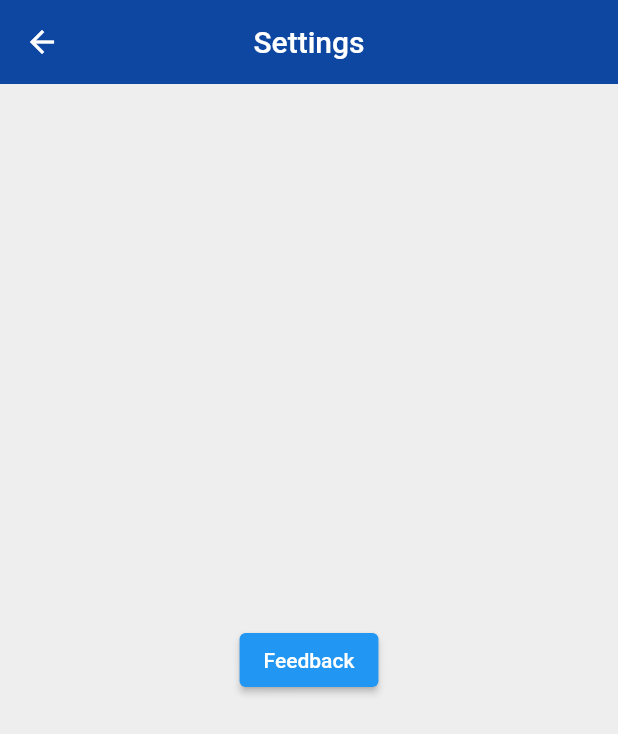
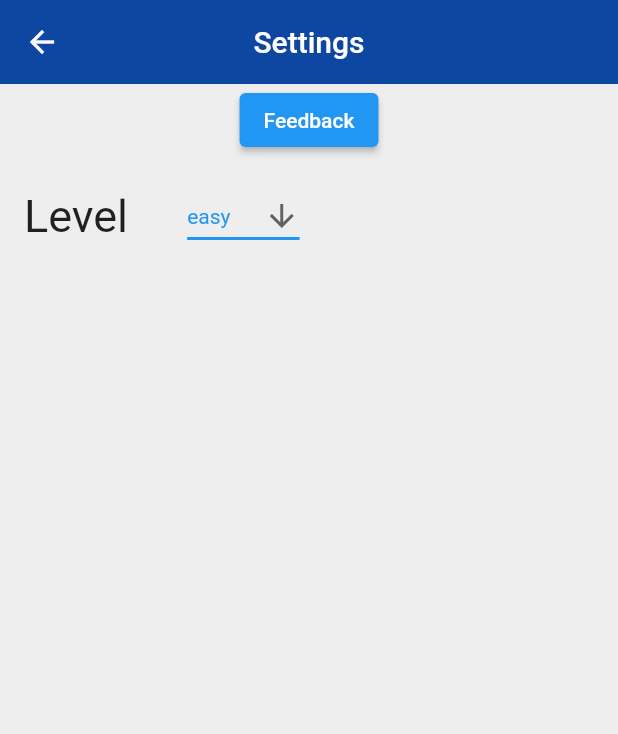
Before and after one commit to KristijanHorvat/KaladontGame, a Flutter app: the screen it shows after launch, after a tap on "Postavke", on a phone screen of 412 x 824 dp. Shown: the top 734 px of the screen. Run offline on Flutter 3.47's test engine with Material 2 defaults, Android fonts, the phone set to English and light mode, and no system bars; our stand-ins replace cloud_firestore, firebase_core; missing offline and left inert: dart:ffi; accounts and stored records are empty.

Commit message:
commit da vidimo jel radi

```diff
--- a/lib/GameAccessories.dart
+++ b/lib/GameAccessories.dart
@@ -2,6 +2,7 @@ import 'dart:math';
 //import 'package:first_app/txtLoader.dart';
 //import 'package:first_app/txtLoaderMore50KWords.dart';
 import 'package:first_app/allWords200K.dart';
+import 'package:first_app/levelChoose.dart';
 
 //List<String> arrayOfWords = ['argument', 'kaladont', 'auto', 'brod', 'komp', 'cement', 'bolesnik', 'kuhar', 'laptop', 'škola', 'miš', 'okej'];
 //List<String> arrayOfWords = ['ljekarna', "meljo", "maslac", 'kenjo', 'pedžo', 'sero', 'rogonja', 'našice', 'ljopata', 'džopa', 'njopa', 'pas'];
--- /dev/null
+++ b/lib/levelChoose.dart
@@ -0,0 +1,49 @@
+import 'package:flutter/material.dart';
+
+const List<String> list = <String>['easy', 'medium', 'hard'];
+
+class LevelChoose extends StatefulWidget {
+  const LevelChoose({Key? key}) : super(key: key);
+
+  @override
+  State<LevelChoose> createState() => _State();
+}
+
+String holder = "easy";
+String getLevel(){
+  return holder;
+}
+
+class _State extends State<LevelChoose> {
+  String dropdownValue = holder;
+  void getDropDownItem(){
+    holder = dropdownValue ;
+    print("getdrop "+dropdownValue);
+  }
+  @override
+  Widget build(BuildContext context) {
+    return DropdownButton<String>(
+      value: dropdownValue,
+      icon: const Icon(Icons.arrow_downward),
+      elevation: 16,
+      style: const TextStyle(color: Colors.blue),
+      underline: Container(
+        height: 2,
+        color: Colors.blue,
+      ),
+      onChanged: (String? value) {
+        // This is called when the user selects an item.
+        setState(() {
+          dropdownValue = value!;
+          getDropDownItem();
+        });
+      },
+      items: list.map<DropdownMenuItem<String>>((String value) {
+        return DropdownMenuItem<String>(
+          value: value,
+          child: Text(value),
+        );
+      }).toList(),
+    );
+  }
+}
--- a/lib/pages/home.dart
+++ b/lib/pages/home.dart
@@ -20,7 +20,9 @@ class _HomeState extends State<Home> {
             SizedBox(height:20),
             Row(children: <Widget>[
               Expanded(
-                child: Container(
+                child: Padding(
+                padding: EdgeInsets.all(16.0),
+                    child: Container(
                   color: Colors.deepOrangeAccent,
                     height: 100,
                   child: TextButton.icon(
@@ -37,13 +39,16 @@ class _HomeState extends State<Home> {
                         ..color = Colors.blue[700]!,
                     ),
                   ),
-                )),),
+                ))),),
               SizedBox(height:20),
 
             ]
             ),
             Row(children: <Widget>[
-            Expanded(child: Container(
+              Expanded(
+                  child: Padding(
+                    padding: EdgeInsets.all(16.0),
+                    child: Container(
               color: Colors.lightGreen,
               height: 100,
               child: TextButton.icon(
@@ -61,10 +66,13 @@ class _HomeState extends State<Home> {
                   ),
                 ),
               ),
-              ),),
+              ),)),
             SizedBox(height:20),]),
               Row(children: <Widget>[
-            Expanded(child: Container(
+                Expanded(
+                  child: Padding(
+                    padding: EdgeInsets.all(16.0),
+                    child: Container(
               color: Colors.amber,
               height: 100,
               child: TextButton.icon(
@@ -82,7 +90,7 @@ class _HomeState extends State<Home> {
                   ),
                 ),
             ),
-            ),),
+            ),)),
             SizedBox(height:20),
           ],
         ),
--- a/lib/pages/settingsPage.dart
+++ b/lib/pages/settingsPage.dart
@@ -1,6 +1,8 @@
+import 'dart:ffi';
+
 import 'package:flutter/material.dart';
-import 'package:first_app/main.dart';
 import 'package:first_app/FeedbackDialogPart.dart';
+import 'package:first_app/levelChoose.dart';
 
 class SettingsPageMy extends StatefulWidget {
   const SettingsPageMy({Key? key}) : super(key: key);
@@ -21,14 +23,23 @@ class _SettingsPageMyState extends State<SettingsPageMy> {
         elevation: 0,
       ),
       body: Center(
-        child: ElevatedButton(
-          child: const Text('Feedback'),
+        child: Column(children: <Widget>[
+          ElevatedButton(child: const Text('Feedback'),
           onPressed: () {
             showDialog(
                 context: context, builder: (context) => const FeedbackDialog());
           },
         ),
-      ),
+          Row(children: <Widget>[
+            Padding(
+              padding: EdgeInsets.all(16.0),
+              child: Text("Level ",
+                style: TextStyle(fontSize: 30),)),
+                Padding(
+                    padding: EdgeInsets.all(16.0),
+                    child: const LevelChoose())
+          ]),
+      ])),
     );
   }
 }
```
